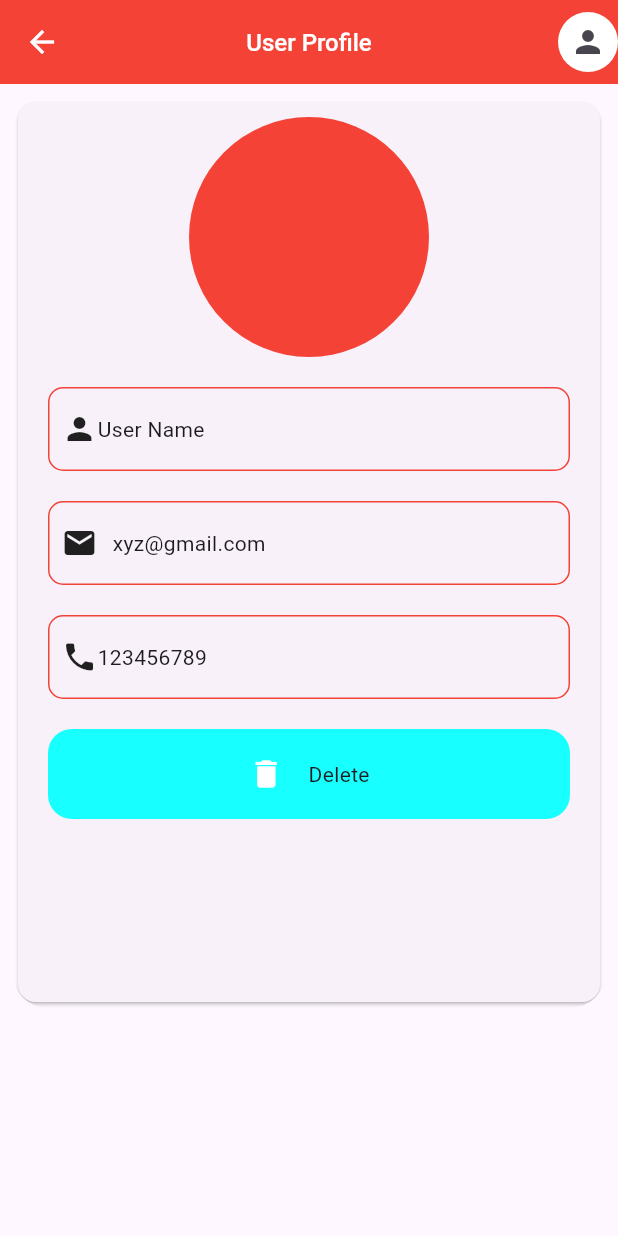
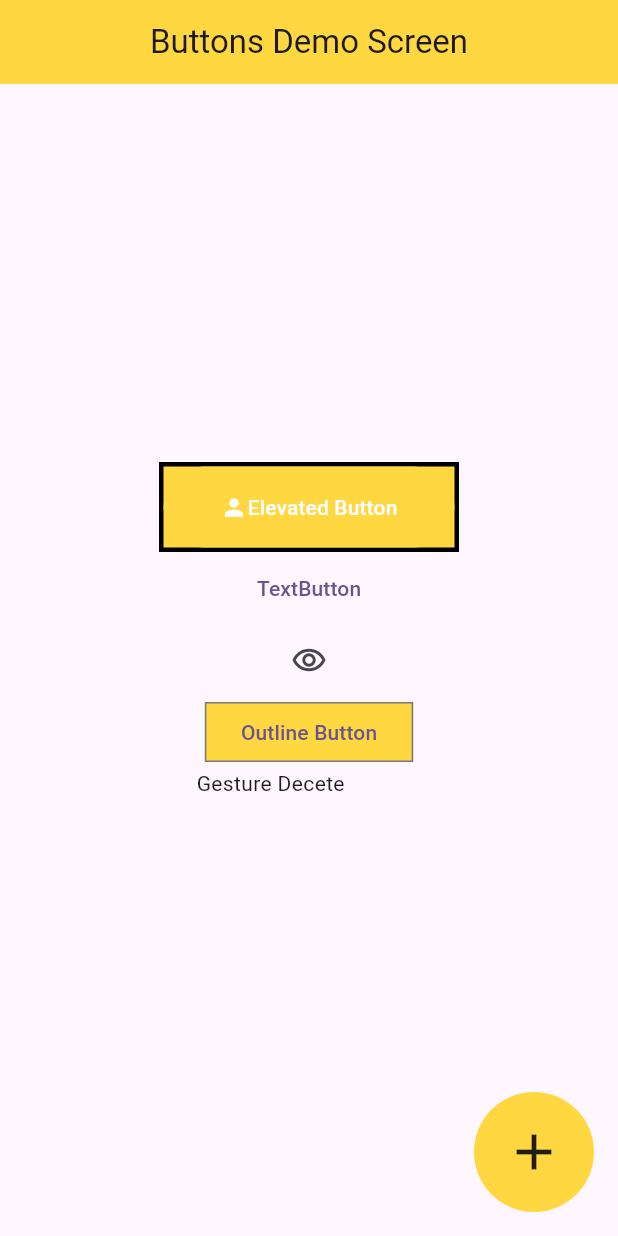
Before and after one commit to ba138/firstapp, a Flutter app: the screen it shows after launch, on a phone screen of 412 x 824 dp. Run offline on Flutter 3.47's test engine with Material 3 defaults, Android fonts, the phone set to English and light mode, and no system bars; our stand-ins replace google_fonts.

Commit message:
Add ButtonDemoScreen and update main entry point

```diff
--- /dev/null
+++ b/lib/button_demo_screen.dart
@@ -0,0 +1,87 @@
+import 'package:flutter/material.dart';
+
+class ButtonDemoScreen extends StatelessWidget {
+  const ButtonDemoScreen({super.key});
+
+  @override
+  Widget build(BuildContext context) {
+    return Scaffold(
+      floatingActionButton: Container(
+        height: 80,
+        width: 80,
+        decoration:
+            BoxDecoration(shape: BoxShape.circle, color: Colors.amberAccent),
+        child: Center(
+          child: Icon(
+            Icons.add,
+            size: 40,
+          ),
+        ),
+      ),
+      appBar: AppBar(
+        title: Text("Buttons Demo Screen"),
+        backgroundColor: Colors.amberAccent,
+        centerTitle: true,
+      ),
+      body: Column(
+        mainAxisAlignment: MainAxisAlignment.center,
+        crossAxisAlignment: CrossAxisAlignment.center,
+        children: [
+          Center(
+            child: Container(
+              height: 60,
+              width: 200,
+              decoration: BoxDecoration(
+                  color: Colors.amberAccent,
+                  border: Border.all(width: 3, color: Colors.black)),
+              child: ElevatedButton(
+                onPressed: () {},
+                style: ElevatedButton.styleFrom(
+                  backgroundColor: Colors.amberAccent,
+                  foregroundColor: Colors.white,
+                  elevation: 0,
+                ),
+                child: Row(
+                  mainAxisSize: MainAxisSize.min,
+                  children: [
+                    Icon(
+                      Icons.person,
+                      color: Colors.white,
+                    ),
+                    Text("Elevated Button"),
+                  ],
+                ),
+              ),
+            ),
+          ),
+          TextButton(
+            onPressed: () {
+              debugPrint("this is the text button");
+            },
+            child: Text("TextButton"),
+          ),
+          IconButton(
+              onPressed: () {}, icon: Icon(Icons.remove_red_eye_outlined)),
+          OutlinedButton(
+            onPressed: () {},
+            child: Text("Outline Button"),
+            style: OutlinedButton.styleFrom(
+                backgroundColor: Colors.amberAccent,
+                shape: RoundedRectangleBorder(
+                    side: BorderSide(
+                  strokeAlign: 12,
+                ))),
+          ),
+          GestureDetector(
+            onTap: () {},
+            child: Container(
+              height: 60,
+              width: 150,
+              child: Text("Gesture Decete"),
+            ),
+          ),
+        ],
+      ),
+    );
+  }
+}
--- a/lib/main.dart
+++ b/lib/main.dart
@@ -1,4 +1,4 @@
-import 'package:firstapp/user_profile.dart';
+import 'package:firstapp/button_demo_screen.dart';
 import 'package:flutter/material.dart';
 
 void main() {
@@ -12,12 +12,13 @@ class MyApp extends StatelessWidget {
   @override
   Widget build(BuildContext context) {
     return MaterialApp(
+      debugShowCheckedModeBanner: false,
       title: 'Flutter Demo',
       theme: ThemeData(
         colorScheme: ColorScheme.fromSeed(seedColor: Colors.deepPurple),
         useMaterial3: true,
       ),
-      home: UserProfile(),
+      home: ButtonDemoScreen(),
     );
   }
 }
```
